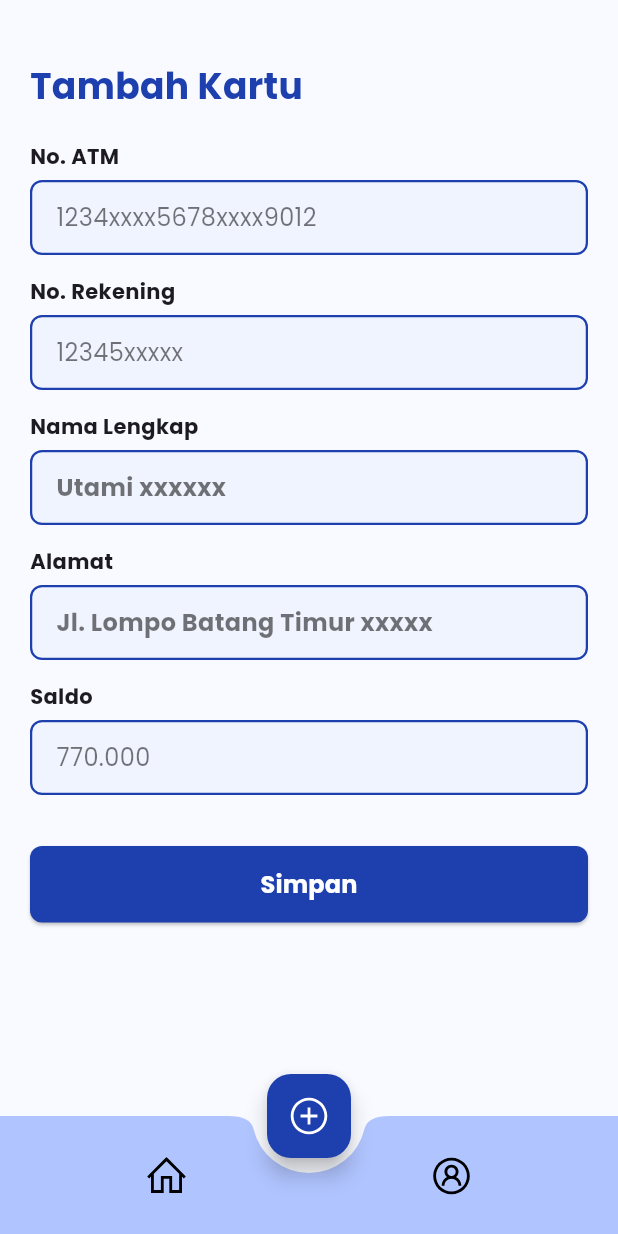
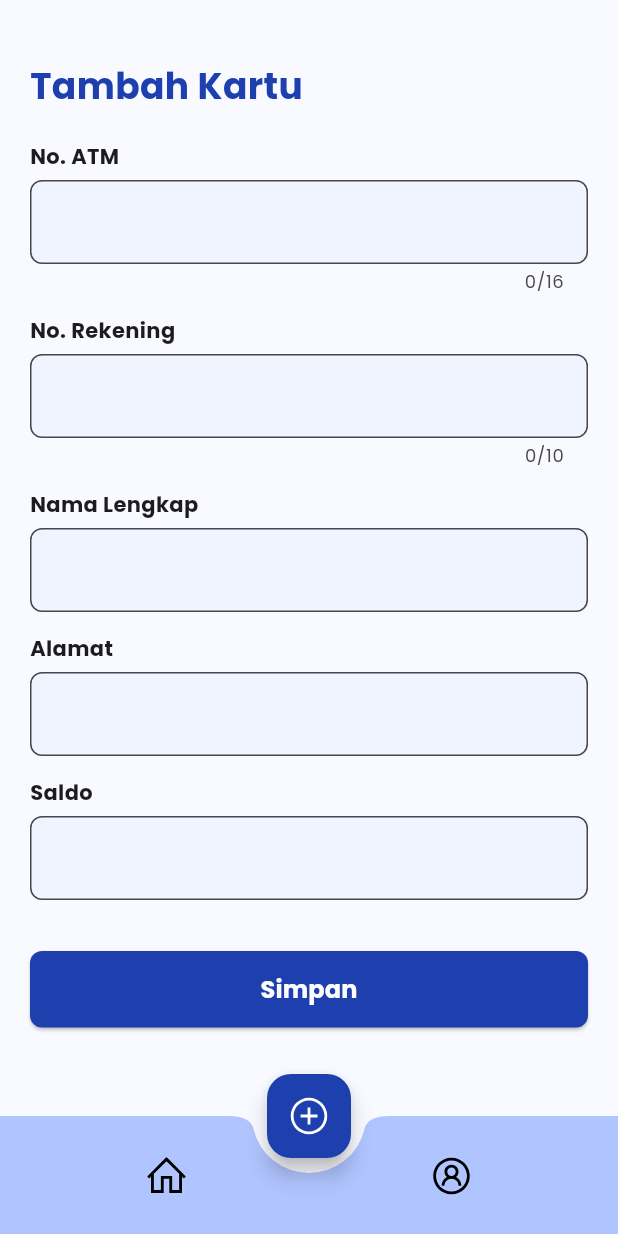
Before and after one commit to sayyidazizii/sibakat, a Flutter app: the AddPage screen opened directly, on a phone screen of 412 x 824 dp. Run offline on Flutter 3.47's test engine with Material 3 defaults, Android fonts, the phone set to English and light mode, and no system bars; our stand-ins replace fluttertoast, line_icons, shared_preferences; accounts and stored records are empty.

Commit message:
enhance(AddPage): add page atm

```diff
--- a/lib/views/add_page.dart
+++ b/lib/views/add_page.dart
@@ -1,5 +1,6 @@
 import 'package:flutter/material.dart';
 import 'package:line_icons/line_icons.dart';
+import '../services/api_service.dart';
 import 'profile_page.dart';
 import 'dashboard_page.dart';
 
@@ -9,21 +10,54 @@
 }
 
 class _AddPageState extends State<AddPage> {
-  int _currentIndex = 1; // Set default index ke AddPage
+  final _formKey = GlobalKey<FormState>();
+  final TextEditingController cardNumberController = TextEditingController();
+  final TextEditingController accountNumberController = TextEditingController();
+  final TextEditingController cardNameController = TextEditingController();
+  final TextEditingController addressController = TextEditingController();
+  final TextEditingController balanceController = TextEditingController();
+  bool _isLoading = false; // Untuk menampilkan indikator loading
+
+  int _currentIndex = 1;
+  final ApiService apiService = ApiService();
 
   void _onItemTapped(int index) {
-    if (index == _currentIndex) return; // Hindari navigasi ulang ke halaman yang sama
+    if (index == _currentIndex) return;
+    if (index == 0) {
+      Navigator.pushReplacement(context, MaterialPageRoute(builder: (context) => DashboardPage()));
+    } else if (index == 2) {
+      Navigator.push(context, MaterialPageRoute(builder: (context) => ProfilePage()));
+    }
+  }
 
-    if (index == 0) {
-      Navigator.pushReplacement(
-        context,
-        MaterialPageRoute(builder: (context) => DashboardPage()),
+  void _submitATM() async {
+    if (_formKey.currentState!.validate()) {
+      setState(() {
+        _isLoading = true;
+      });
+
+      String response = await apiService.addATM(
+        cardNumberController.text,
+        accountNumberController.text,
+        cardNameController.text,
+        addressController.text,
+        balanceController.text,
       );
-    } else if (index == 2) {
-      Navigator.push(
-        context,
-        MaterialPageRoute(builder: (context) => ProfilePage()),
+
+      setState(() {
+        _isLoading = false;
+      });
+
+      ScaffoldMessenger.of(context).showSnackBar(
+        SnackBar(
+          content: Text(response),
+          backgroundColor: response.contains("berhasil") ? Colors.green : Colors.red,
+        ),
       );
+
+      if (response.contains("berhasil")) {
+        Navigator.pop(context); // Kembali ke halaman sebelumnya jika sukses
+      }
     }
   }
 
@@ -33,27 +67,22 @@
       backgroundColor: Color(0xFFF8FAFF),
       body: Padding(
         padding: EdgeInsets.symmetric(horizontal: 20, vertical: 40),
+        child: Form(
+          key: _formKey,
           child: Column(
             crossAxisAlignment: CrossAxisAlignment.start,
             children: [
               Text(
                 "Tambah Kartu",
-              style: TextStyle(
-                fontSize: 24,
-                fontWeight: FontWeight.bold,
-                color: Color(0xFF1E40AF),
-              ),
+                style: TextStyle(fontSize: 24, fontWeight: FontWeight.bold, color: Color(0xFF1E40AF)),
               ),
               SizedBox(height: 20),
-
-            buildInputField("No. ATM", "1234xxxx5678xxxx9012"),
-            buildInputField("No. Rekening", "12345xxxxx"),
-            buildInputField("Nama Lengkap", "Utami xxxxxx", isBold: true),
-            buildInputField("Alamat", "Jl. Lompo Batang Timur xxxxx", isBold: true),
-            buildInputField("Saldo", "770.000"),
-
+              buildInputField("No. ATM", cardNumberController, length: 16),
+              buildInputField("No. Rekening", accountNumberController, length: 10),
+              buildInputField("Nama Lengkap", cardNameController),
+              buildInputField("Alamat", addressController),
+              buildInputField("Saldo", balanceController, isNumber: true),
               SizedBox(height: 20),
-
               SizedBox(
                 width: double.infinity,
                 child: ElevatedButton(
@@ -61,18 +90,18 @@
                     backgroundColor: Color(0xFF1E40AF),
                     foregroundColor: Colors.white,
                     padding: EdgeInsets.symmetric(vertical: 14),
-                  shape: RoundedRectangleBorder(
-                    borderRadius: BorderRadius.circular(8),
+                    shape: RoundedRectangleBorder(borderRadius: BorderRadius.circular(8)),
                   ),
-                ),
-                onPressed: () {},
-                child: Text("Simpan", style: TextStyle(fontSize: 16, fontWeight: FontWeight.bold)),
+                  onPressed: _isLoading ? null : _submitATM, // Disable button saat loading
+                  child: _isLoading
+                      ? CircularProgressIndicator(color: Colors.white)
+                      : Text("Simpan", style: TextStyle(fontSize: 16, fontWeight: FontWeight.bold)),
                 ),
               ),
             ],
           ),
         ),
-
+      ),
       bottomNavigationBar: BottomAppBar(
         shape: CircularNotchedRectangle(),
         notchMargin: 10,
@@ -81,53 +110,52 @@
           mainAxisAlignment: MainAxisAlignment.spaceAround,
           children: [
             IconButton(
-              icon: Icon(LineIcons.home,
-                  size: 30,
-                  color: _currentIndex == 0 ? Color(0xFF1E40AF) : Colors.black),
+              icon: Icon(LineIcons.home, size: 30, color: _currentIndex == 0 ? Color(0xFF1E40AF) : Colors.black),
               onPressed: () => _onItemTapped(0),
             ),
-
             IconButton(
-              icon: Icon(LineIcons.userCircle,
-                  size: 30,
-                  color: _currentIndex == 2 ? Color(0xFF1E40AF) : Colors.black),
+              icon: Icon(LineIcons.userCircle, size: 30, color: _currentIndex == 2 ? Color(0xFF1E40AF) : Colors.black),
               onPressed: () => _onItemTapped(2),
             ),
           ],
         ),
       ),
-
       floatingActionButton: FloatingActionButton(
         backgroundColor: Color(0xFF1E40AF),
         child: Icon(LineIcons.plusCircle, size: 30, color: Colors.white),
-        onPressed: () {}, // Tidak perlu navigasi karena sudah di halaman ini
+        onPressed: () {},
       ),
       floatingActionButtonLocation: FloatingActionButtonLocation.centerDocked,
     );
   }
 
-  Widget buildInputField(String label, String value, {bool isBold = false}) {
+  Widget buildInputField(String label, TextEditingController controller, {bool isNumber = false, int? length}) {
     return Column(
       crossAxisAlignment: CrossAxisAlignment.start,
       children: [
         Text(label, style: TextStyle(fontSize: 14, fontWeight: FontWeight.w600)),
         SizedBox(height: 6),
-        Container(
-          width: double.infinity,
-          padding: EdgeInsets.symmetric(horizontal: 16, vertical: 12),
-          decoration: BoxDecoration(
-            color: Color(0xFFF0F4FF),
+        TextFormField(
+          controller: controller,
+          keyboardType: isNumber ? TextInputType.number : TextInputType.text,
+          maxLength: length,
+          decoration: InputDecoration(
+            filled: true,
+            fillColor: Color(0xFFF0F4FF),
+            border: OutlineInputBorder(
               borderRadius: BorderRadius.circular(8),
-            border: Border.all(color: Color(0xFF1E40AF), width: 1.5),
-          ),
-          child: Text(
-            value,
-            style: TextStyle(
-              fontSize: 16,
-              fontWeight: isBold ? FontWeight.bold : FontWeight.normal,
-              color: Colors.black54,
+              borderSide: BorderSide(color: Color(0xFF1E40AF), width: 1.5),
             ),
           ),
+          validator: (value) {
+            if (value == null || value.isEmpty) {
+              return "$label tidak boleh kosong";
+            }
+            if (length != null && value.length != length) {
+              return "$label harus $length digit";
+            }
+            return null;
+          },
         ),
         SizedBox(height: 14),
       ],
```
Lines whose indentation alone changed are shown as unchanged.
